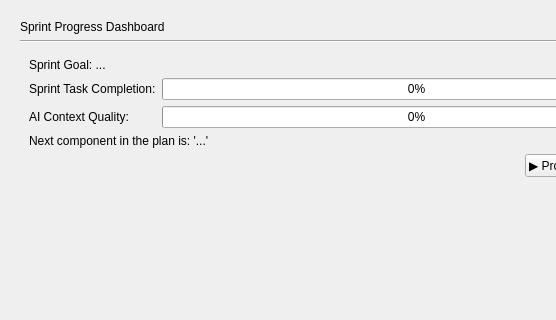
Qt form gui/genesis_page.ui (mariolewis/asdf_factory) before a commit; both pictures show x 0 to 556 and y 0 to 320 of the 700 by 500 pixel window.
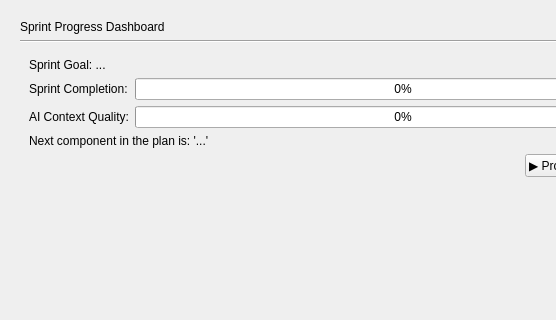
The same form after that commit.

The edit to the form file:
```diff
--- a/gui/genesis_page.ui
+++ b/gui/genesis_page.ui
@@ -59,7 +59,7 @@
          <item row="0" column="0">
           <widget class="QLabel" name="label">
            <property name="text">
-            <string>Sprint Task Completion:</string>
+            <string>Sprint Completion:</string>
            </property>
           </widget>
          </item>
```
